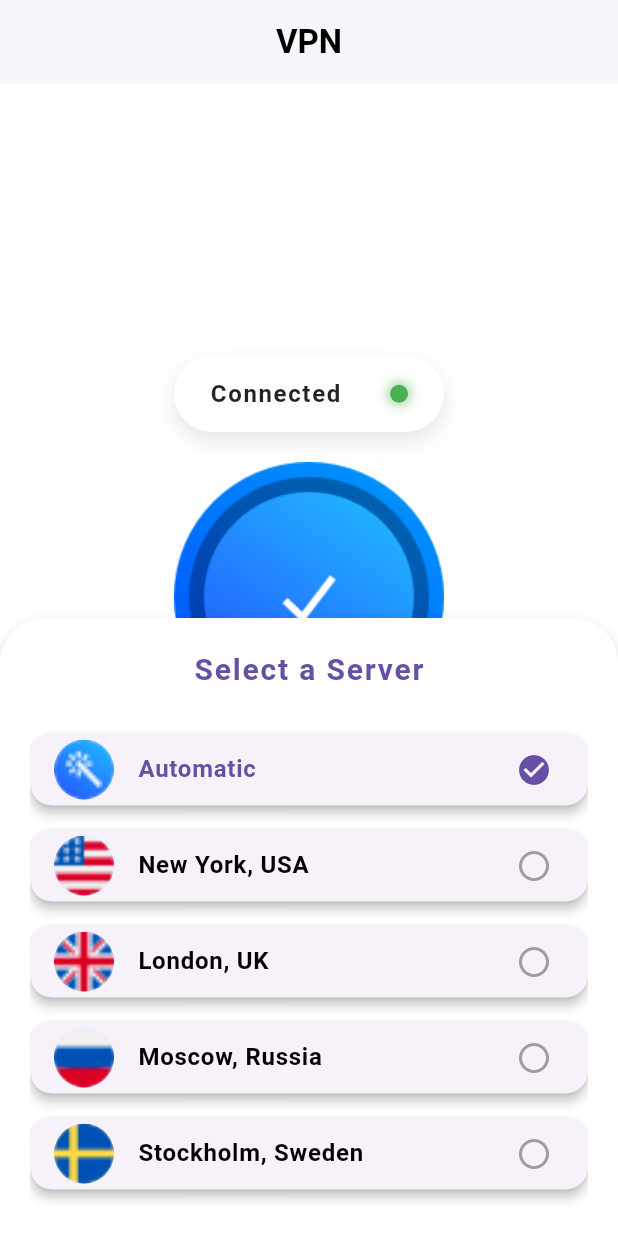
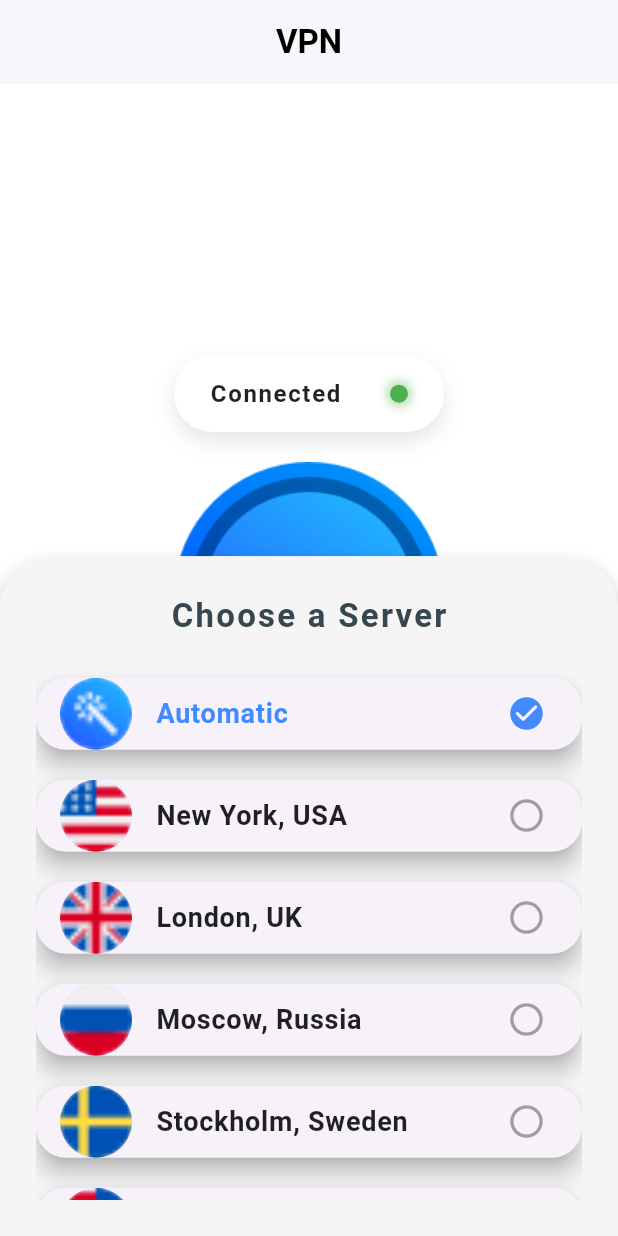
Before and after one commit to RensithUdara/securewave_vpnapp, a Flutter app: the VpnPage screen opened directly, after a tap on "CONNECT NOW", after a tap on "Automatic", on a phone screen of 412 x 824 dp. Run offline on Flutter 3.47's test engine with Material 3 defaults, Android fonts, the phone set to English and light mode, and no system bars; our stand-ins replace google_fonts; statements that could not run were skipped.

Commit message:
improve ui

```diff
--- a/lib/src/vpn/vpn_bottom_sheet.dart
+++ b/lib/src/vpn/vpn_bottom_sheet.dart
@@ -16,32 +16,34 @@ class VpnBottomSheet extends StatelessWidget {
   Widget build(BuildContext context) {
     return Container(
       decoration: BoxDecoration(
-        color: Colors.white,
+        color: Colors.grey[100], // Changed to a light grey for a modern look
         boxShadow: [
           BoxShadow(
-            blurRadius: 6.0,
-            spreadRadius: 1.0,
-            color: Colors.black.withOpacity(0.1),
-            offset: Offset(0, 4),
+            blurRadius: 8.0,
+            spreadRadius: 2.0,
+            color: Colors.black.withOpacity(0.15),
+            offset: const Offset(0, 6),
           )
         ],
         borderRadius: const BorderRadius.only(
-            topLeft: Radius.circular(30.0), topRight: Radius.circular(30.0)),
+          topLeft: Radius.circular(35.0), // Larger radius for softer look
+          topRight: Radius.circular(35.0),
+        ),
       ),
-      padding: const EdgeInsets.all(20.0),
-      height: MediaQuery.of(context).size.height * 0.5,
+      padding: const EdgeInsets.all(24.0), // Increased padding for breathing space
+      height: MediaQuery.of(context).size.height * 0.55, // Slightly taller height
       child: Column(
         children: <Widget>[
           // Header Section
           Container(
-            margin: const EdgeInsets.only(bottom: 20.0),
+            margin: const EdgeInsets.only(bottom: 16.0), // Reduced margin for compactness
             child: Text(
-              'Select a Server',
+              'Choose a Server',
               style: TextStyle(
-                fontSize: 20.0,
-                fontWeight: FontWeight.bold,
-                letterSpacing: 1.2,
-                color: Theme.of(context).primaryColor,
+                fontSize: 22.0, // Increased font size for header
+                fontWeight: FontWeight.w700, // Heavier font for prominence
+                letterSpacing: 1.5,
+                color: Colors.blueGrey[800], // Darker color for elegance
               ),
             ),
           ),
@@ -50,38 +52,39 @@ class VpnBottomSheet extends StatelessWidget {
             child: ListView.builder(
               itemCount: servers.length,
               itemBuilder: (BuildContext context, int index) => Card(
-                elevation: 3,
+                elevation: 6, // Increased elevation for depth
                 shape: RoundedRectangleBorder(
-                  borderRadius: BorderRadius.circular(15.0),
+                  borderRadius: BorderRadius.circular(20.0), // Larger border radius for rounded corners
                 ),
-                margin: const EdgeInsets.symmetric(vertical: 8.0),
+                margin: const EdgeInsets.symmetric(vertical: 10.0), // Increased vertical spacing
                 child: ListTile(
                   onTap: () => onServerTap(index),
                   dense: true,
                   shape: RoundedRectangleBorder(
-                    borderRadius: BorderRadius.circular(15.0),
+                    borderRadius: BorderRadius.circular(20.0), // Consistent rounded corners
                   ),
                   title: Text(
                     servers[index]['name'],
                     style: TextStyle(
-                      fontSize: 16.0,
+                      fontSize: 18.0, // Slightly larger font size for server names
                       fontWeight: FontWeight.w600,
                       color: selectedIndex == index
-                          ? Theme.of(context).primaryColor
-                          : Colors.black,
+                          ? Colors.blueAccent // Changed selected color for emphasis
+                          : Colors.black87, // Darker text color for unselected
                     ),
                   ),
                   leading: CircleAvatar(
-                    radius: 20.0,
+                    radius: 24.0, // Increased size of the avatar
                     backgroundImage: AssetImage(servers[index]['icon']),
                   ),
                   trailing: Icon(
                     selectedIndex == index
-                        ? Icons.check_circle
+                        ? Icons.check_circle_rounded // Changed icon to rounded checkmark
                         : Icons.radio_button_unchecked,
                     color: selectedIndex == index
-                        ? Theme.of(context).primaryColor
+                        ? Colors.blueAccent // Changed trailing icon color
                         : Colors.grey,
+                    size: 26.0, // Slightly increased icon size
                   ),
                 ),
               ),
```
